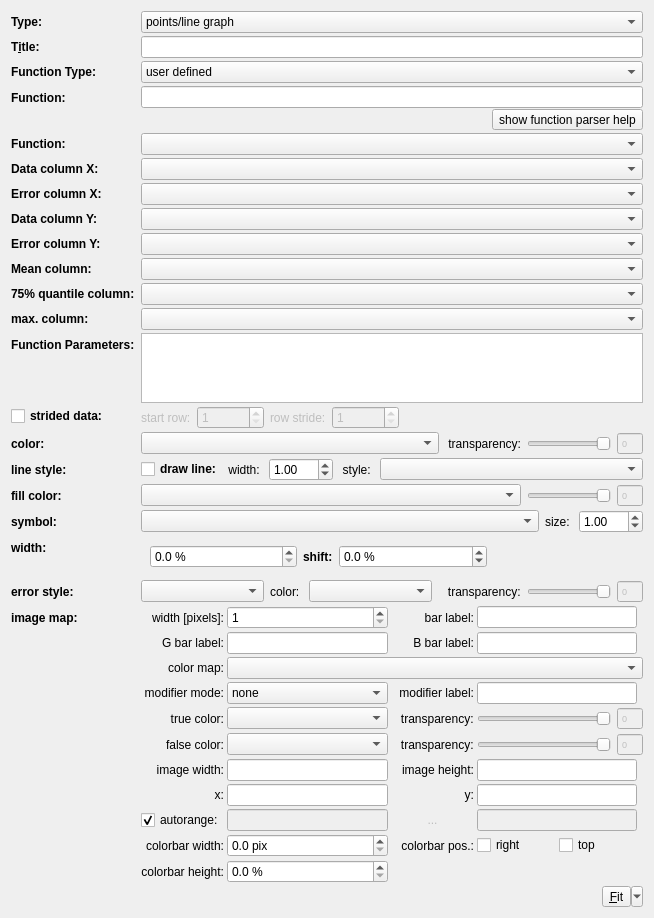
Qt form plugins/table/qftablegraphsettings.ui (jkriege2/QuickFit3) before a commit.
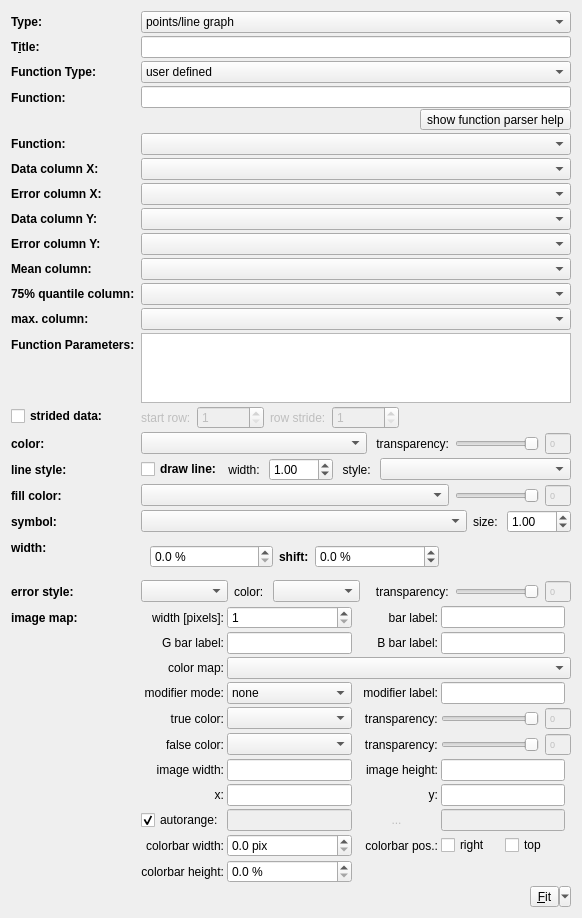
The same form after that commit. Icons and pictures are not drawn. Custom widgets are drawn as their Qt base class.

Commit message: QuickFit3:   - you can add new colors to a color combobox with a right-click (context-menu)   - color combobox remebers newly added colors QuickFit3/table:   - plot can be given a custom size (uses scrollbars for display, if needed)   - reorganized graph settings into several subtabs

The edit to the form file:
```diff
--- a/plugins/table/qftablegraphsettings.ui
+++ b/plugins/table/qftablegraphsettings.ui
@@ -6,7 +6,7 @@
    <rect>
     <x>0</x>
     <y>0</y>
-    <width>654</width>
+    <width>582</width>
     <height>850</height>
    </rect>
   </property>
@@ -867,12 +867,6 @@
           <verstretch>0</verstretch>
          </sizepolicy>
         </property>
-        <property name="minimumSize">
-         <size>
-          <width>80</width>
-          <height>0</height>
-         </size>
-        </property>
        </widget>
       </item>
       <item>
@@ -890,12 +884,6 @@
           <verstretch>0</verstretch>
          </sizepolicy>
         </property>
-        <property name="minimumSize">
-         <size>
-          <width>80</width>
-          <height>0</height>
-         </size>
-        </property>
        </widget>
       </item>
       <item>
@@ -1006,12 +994,6 @@
           <verstretch>0</verstretch>
          </sizepolicy>
         </property>
-        <property name="minimumSize">
-         <size>
-          <width>80</width>
-          <height>0</height>
-         </size>
-        </property>
        </widget>
       </item>
       <item row="6" column="1">
@@ -1089,12 +1071,6 @@
           <verstretch>0</verstretch>
          </sizepolicy>
         </property>
-        <property name="minimumSize">
-         <size>
-          <width>80</width>
-          <height>0</height>
-         </size>
-        </property>
        </widget>
       </item>
       <item row="4" column="2">
@@ -1875,11 +1851,6 @@
     <signal>valueChanged(double)</signal>
    </slots>
   </customwidget>
-  <customwidget>
-   <class>JKQTPerrorPlotstyleComboBox</class>
-   <extends>QComboBox</extends>
-   <header>jkqtptools.h</header>
-  </customwidget>
   <customwidget>
    <class>LineStyleComboBox</class>
    <extends>QComboBox</extends>
@@ -1890,6 +1861,11 @@
    <extends>QComboBox</extends>
    <header>colorcombobox.h</header>
   </customwidget>
+  <customwidget>
+   <class>JKQTPerrorPlotstyleComboBox</class>
+   <extends>QComboBox</extends>
+   <header>jkqtptools.h</header>
+  </customwidget>
   <customwidget>
    <class>JKQTPSymbolComboBox</class>
    <extends>QComboBox</extends>
```
Left out of the diff: 1 changed line with no effect on the pictures. The commit also changes 6 other files.
